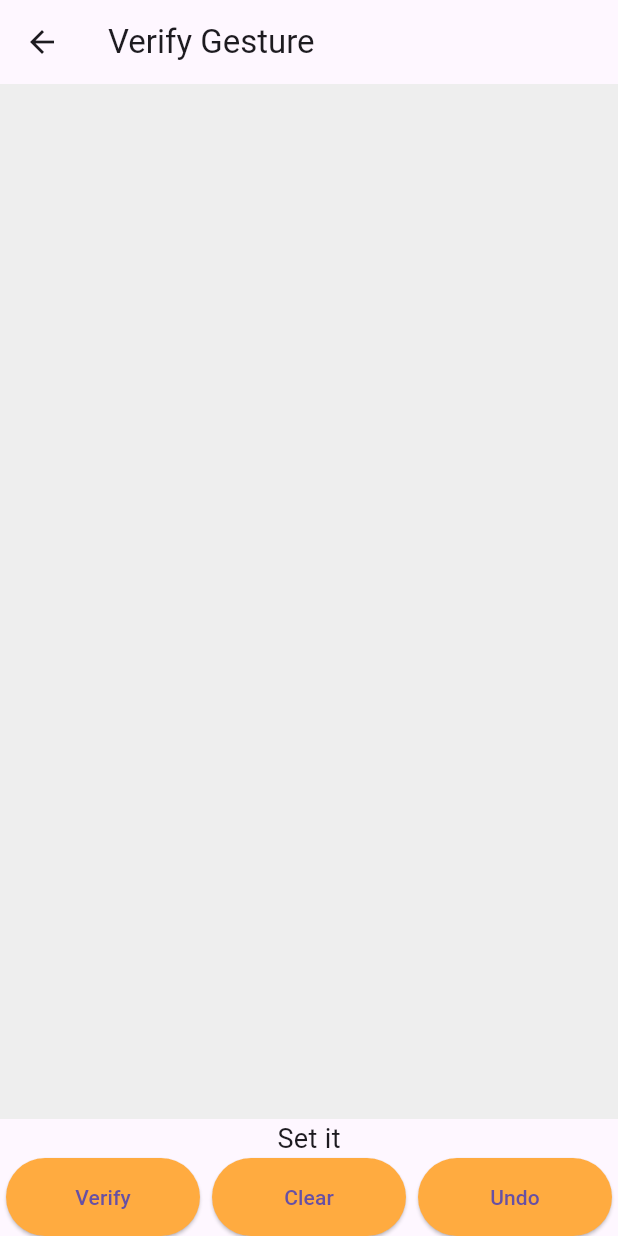
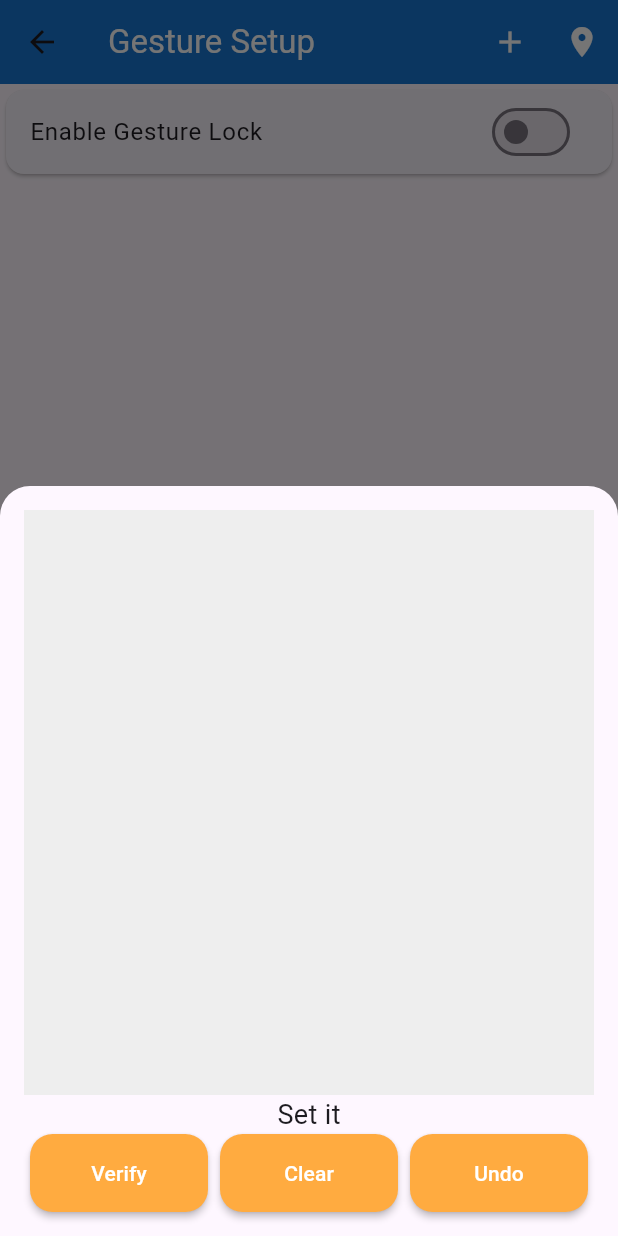
Before and after one commit to PsdeveloperFlutter/filemanager, a Flutter app: the mainGesture screen opened directly, after a tap on the "location on" icon, on a phone screen of 412 x 824 dp. Run offline on Flutter 3.47's test engine with Material 3 defaults, Android fonts, the phone set to English and light mode, and no system bars; drawn by our look-alikes of signature; our stand-ins replace another_flushbar, device_info_plus, flutter_secure_storage, flutter_switch, google_fonts, local_auth and 3 more; missing offline and left inert: external_app_launcher; accounts and stored records are empty.

Commit message:
Refactor: Update gesture verification UI and navigation
This commit introduces several changes to the gesture verification screen and its integration:

- **`checkGestureScreen.dart`**:
    - Renamed `_VerifyGestureScreenState` to `VerifyGestureScreenState` for public accessibility.
    - Renamed `SignatureController controller` to `controllers` for clarity.
    - Removed the `AppBar` from `VerifyGestureScreen`.
    - Styled `_buildElevatedButton` with rounded corners, elevation, and white text color.
- **`mainFile.dart`**:
    - Wrapped the "Gesture Settings" `ListTile` in the drawer with a `Card` widget for improved visual separation.
- **`mainGestureScreen.dart`**:
    - Changed the navigation to the `VerifyGestureScreen`. It is now displayed in a modal bottom sheet instead of a new page route. The bottom sheet is configured to be scrollable, transparent by default (using theme canvas color), with rounded top corners, and a height of 500.

```diff
--- a/lib/FileManagement/gestureUI/checkGestureScreen.dart
+++ b/lib/FileManagement/gestureUI/checkGestureScreen.dart
@@ -13,11 +13,11 @@ class VerifyGestureScreen extends StatefulWidget {
   const VerifyGestureScreen({Key? key}) : super(key: key);
 
   @override
-  State<VerifyGestureScreen> createState() => _VerifyGestureScreenState();
+  State<VerifyGestureScreen> createState() => VerifyGestureScreenState();
 }
 
-class _VerifyGestureScreenState extends State<VerifyGestureScreen> {
-  final SignatureController controller = SignatureController(
+class VerifyGestureScreenState extends State<VerifyGestureScreen> {
+  final SignatureController controllers = SignatureController(
     penColor: Colors.blue.shade500, penStrokeWidth: 4.0,
   );
   GestureUi gestureObject = GestureUi();
@@ -99,7 +99,7 @@ class _VerifyGestureScreenState extends State<VerifyGestureScreen> {
       return;
     }
 
-    final points = controller.points
+    final points = controllers.points
             ?.map((e) => Offset(e.offset.dx, e.offset.dy))
             .toList() ??
         [];
@@ -156,18 +156,17 @@ class _VerifyGestureScreenState extends State<VerifyGestureScreen> {
     }
     debugPrint("\n Gesture Debug 8 ");
     // Gesture clear करो
-    controller.clear();
+    controllers.clear();
   }
 
   @override
   Widget build(BuildContext context) {
     return Scaffold(
-      appBar: AppBar(title: const Text("Verify Gesture")),
       body: Column(
         children: [
           Expanded(
             child: Signature(
-              controller: controller,
+              controller: controllers,
               backgroundColor: Colors.grey[200]!,
             ),
           ),
@@ -193,13 +192,13 @@ class _VerifyGestureScreenState extends State<VerifyGestureScreen> {
                 text: "Verify",
               ),
               _buildElevatedButton(
-                onPressed: () => controller.clear(), // Gesture clear
+                onPressed: () => controllers.clear(), // Gesture clear
                 text: "Clear",
               ),
               _buildElevatedButton(
                 onPressed: () {
-                  if (controller.isNotEmpty) {
-                    controller.undo(); // Gesture undo
+                  if (controllers.isNotEmpty) {
+                    controllers.undo(); // Gesture undo
                   }
                 },
                 text: "Undo",
@@ -218,11 +217,15 @@ class _VerifyGestureScreenState extends State<VerifyGestureScreen> {
         padding: const EdgeInsets.symmetric(horizontal: 4.0),
         child: ElevatedButton(
           style: ElevatedButton.styleFrom(
+            shape: RoundedRectangleBorder(
+              borderRadius: BorderRadius.circular(15.0),
+            ),
+            elevation: 2,
             padding: const EdgeInsets.symmetric(vertical: 16.0),
             backgroundColor: Colors.orangeAccent.shade200,
           ),
           onPressed: onPressed,
-          child: Text(text),
+          child: Text(text,style: const TextStyle(color: Colors.white)),
         ),
       ),
     );
--- a/lib/FileManagement/gestureUI/mainGestureScreen.dart
+++ b/lib/FileManagement/gestureUI/mainGestureScreen.dart
@@ -85,11 +85,26 @@ class SettingGestureState extends State<mainGesture> {
           IconButton(
             icon: const Icon(Icons.location_on, color: Colors.white),
             onPressed: () {
-              Navigator.push(
-                  context,
-                  MaterialPageRoute(
-                    builder: (_) => const VerifyGestureScreen(),
-                  ));
+              showModalBottomSheet(
+                  isScrollControlled: true, // Allows the bottom sheet to take full height if needed
+                  context: context,
+                  backgroundColor: Colors.transparent, // Makes the background transparent
+                  elevation: 2,
+                  useRootNavigator: true, // Use the root navigator to avoid conflicts with other navigators
+                  shape: const RoundedRectangleBorder( // Adds rounded corners to the top
+                    borderRadius: BorderRadius.vertical(top: Radius.circular(20)),
+
+                  ),
+                  builder: (context) {
+                    return Container(
+                      height: 500,
+                      padding: const EdgeInsets.all(16.0),
+                      decoration: BoxDecoration(
+                        color: Theme.of(context).canvasColor, // Use theme's canvas color for background
+                        borderRadius: const BorderRadius.vertical(top: Radius.circular(20)),
+                      ),
+                      child: VerifyGestureScreen());
+                  });
             },
           ),
         ],
--- a/lib/FileManagement/mainFile/MainFile.dart
+++ b/lib/FileManagement/mainFile/MainFile.dart
@@ -577,9 +577,9 @@ class FileManagerScreenState extends State<FileManagerScreen>
       drawer: Drawer(
         child: Column(
           children: [
-            DrawerHeader(child: Text("File Manager Options")),
-            Divider(),
-            ListTile(
+            Card(
+              elevation: 2,
+              child: ListTile(
                 onTap: (){
                   Navigator.push(context, MaterialPageRoute(builder: (_) {
                     return mainGesture();
@@ -591,6 +591,7 @@ class FileManagerScreenState extends State<FileManagerScreen>
                   style: GoogleFonts.lato(
                     fontSize: 16,
                     fontWeight: FontWeight.w600,
+                  ),
                 ),
               ),
             )
```
Lines whose indentation alone changed are shown as unchanged.
